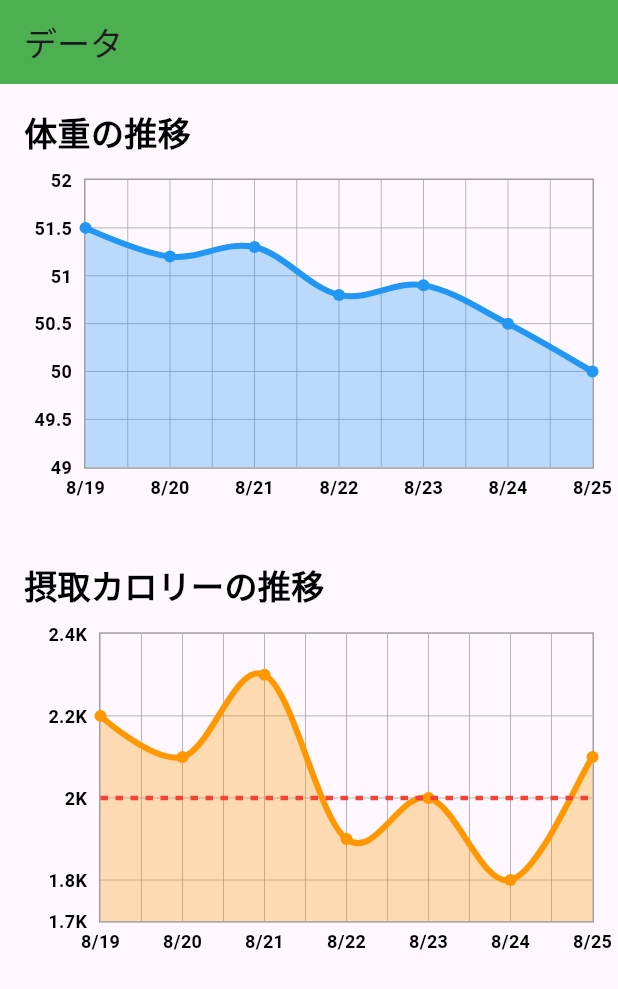
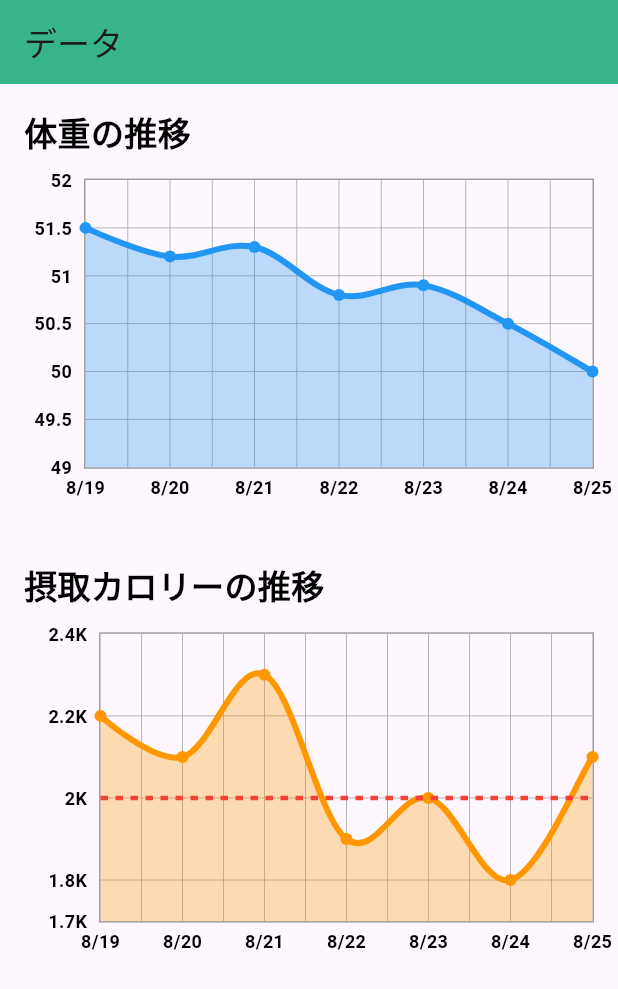
Before and after one commit to hiroyuki-diet/hiroyuki_diet_app, a Flutter app: the DataPage screen opened directly, on a phone screen of 412 x 824 dp. Shown: the top 989 px of the screen. Run offline on Flutter 3.47's test engine with Material 3 defaults, Android fonts, the light colour scheme and no system bars; drawn by our look-alikes of fl_chart; our stand-ins replace built_collection, built_value, flutter_riverpod, flutter_secure_storage; missing offline and left inert: ferry, ferry_exec, gql, gql_code_builder_serializers, gql_exec, gql_http_link; accounts and stored records are empty.

Commit message:
colorの調整

```diff
--- a/lib/pages/data_page.dart
+++ b/lib/pages/data_page.dart
@@ -53,7 +53,7 @@ class DataPage extends ConsumerWidget {
     return Scaffold(
       appBar: AppBar(
         title: const Text('データ'),
-        backgroundColor: Colors.green,
+        backgroundColor: const Color.fromARGB(255, 56, 180, 139),
         automaticallyImplyLeading: false,
       ),
       body: SingleChildScrollView(
--- a/lib/pages/home_with_tabs.dart
+++ b/lib/pages/home_with_tabs.dart
@@ -18,7 +18,7 @@ class HomeWithTabs extends ConsumerWidget {
       child: Scaffold(
         appBar: AppBar(
           automaticallyImplyLeading: false,
-          backgroundColor: Colors.green,
+          backgroundColor: const Color.fromARGB(255, 56, 180, 139),
           toolbarHeight: 70, // Adjusted height to fit content and TabBar
           title: userData.when(
             loading: () => const SizedBox(), // ローディング中は何も表示しない
--- a/lib/pages/mission_page.dart
+++ b/lib/pages/mission_page.dart
@@ -8,7 +8,7 @@ class MissionPage extends StatelessWidget {
     return Scaffold(
       appBar: AppBar(
         title: const Text('ミッション'),
-        backgroundColor: Colors.green,
+        backgroundColor: const Color.fromARGB(255, 56, 180, 139),
         automaticallyImplyLeading: false,
       ),
       body: const Center(
--- a/lib/pages/profile_page.dart
+++ b/lib/pages/profile_page.dart
@@ -13,7 +13,7 @@ class ProfilePage extends ConsumerWidget {
     return Scaffold(
       appBar: AppBar(
         title: const Text('プロフィール'),
-        backgroundColor: Colors.green,
+        backgroundColor: const Color.fromARGB(255, 56, 180, 139),
         automaticallyImplyLeading: false,
       ),
       body: userDataAsync.when(
```
